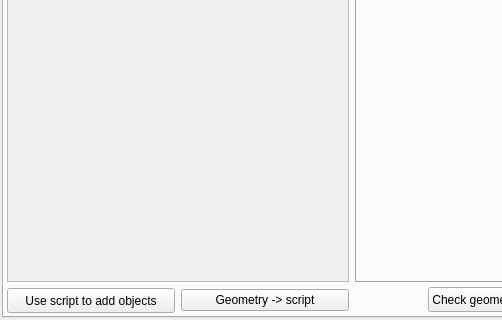
The window that src/gui/detectoraddonswindow.ui (andrmor/ANTS2) describes before a commit, drawn with Qt 5; both pictures show x 0 to 502 and y 153 to 473 of the 812 by 473 pixel window.
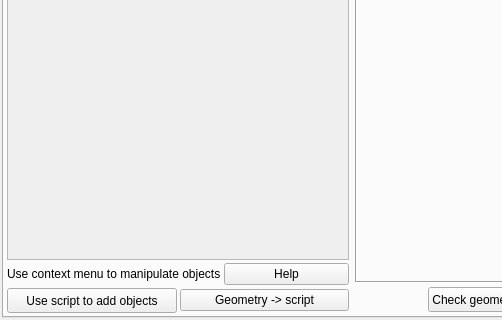
The same window after the commit.

```diff
--- a/src/gui/detectoraddonswindow.ui
+++ b/src/gui/detectoraddonswindow.ui
@@ -51,6 +51,9 @@
         </property>
         <item>
          <layout class="QVBoxLayout" name="verticalLayout_8">
+          <property name="spacing">
+           <number>3</number>
+          </property>
           <item>
            <widget class="QScrollArea" name="saGeo">
             <property name="widgetResizable">
@@ -61,13 +64,34 @@
               <rect>
                <x>0</x>
                <y>0</y>
-               <width>336</width>
-               <height>391</height>
+               <width>346</width>
+               <height>362</height>
               </rect>
              </property>
             </widget>
            </widget>
           </item>
+          <item>
+           <layout class="QHBoxLayout" name="horizontalLayout_14">
+            <property name="topMargin">
+             <number>0</number>
+            </property>
+            <item>
+             <widget class="QLabel" name="label_22">
+              <property name="text">
+               <string>Use context menu to manipulate objects</string>
+              </property>
+             </widget>
+            </item>
+            <item>
+             <widget class="QPushButton" name="pbWorldTreeHelp">
+              <property name="text">
+               <string>Help</string>
+              </property>
+             </widget>
+            </item>
+           </layout>
+          </item>
           <item>
            <layout class="QHBoxLayout" name="horizontalLayout_17">
             <property name="leftMargin">
```
